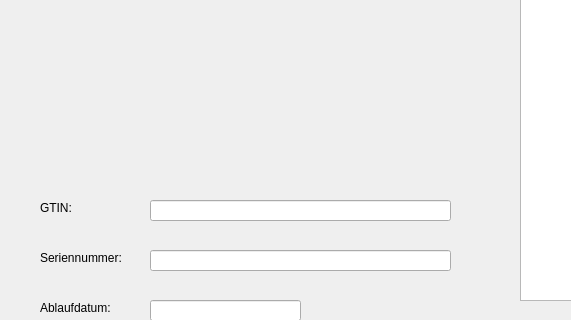
Qt form mainwindow/mainwindow.ui (Bradyphrenia/op_barcode) before a commit; both pictures show x 0 to 571 and y 199 to 519 of the 800 by 600 pixel window.
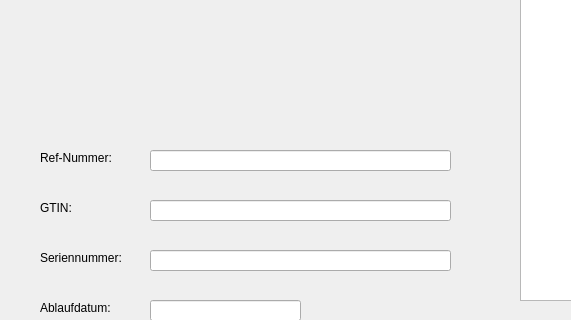
The same form after that commit.

Commit message: Add "Ref-Nummer" input field and integrate `search_refnumber` into barcode processing logic

```diff
--- a/mainwindow/mainwindow.ui
+++ b/mainwindow/mainwindow.ui
@@ -167,6 +167,29 @@
      <string>DJO</string>
     </property>
    </widget>
+   <widget class="QLabel" name="label_ref">
+    <property name="geometry">
+     <rect>
+      <x>40</x>
+      <y>330</y>
+      <width>91</width>
+      <height>16</height>
+     </rect>
+    </property>
+    <property name="text">
+     <string>Ref-Nummer:</string>
+    </property>
+   </widget>
+   <widget class="QLineEdit" name="lineEdit_ref">
+    <property name="geometry">
+     <rect>
+      <x>150</x>
+      <y>330</y>
+      <width>301</width>
+      <height>21</height>
+     </rect>
+    </property>
+   </widget>
   </widget>
   <widget class="QMenuBar" name="menubar">
    <property name="geometry">
```
The commit also changes 8 other files.
